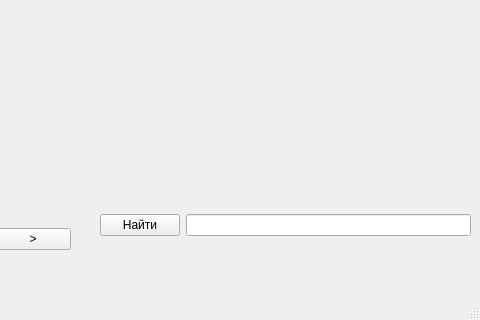
First picture: the form in main.ui, repository Dmitry315/MapsApi, before the edit; both pictures show x 220 to 700 and y 265 to 585 of the 700 by 585 pixel window.
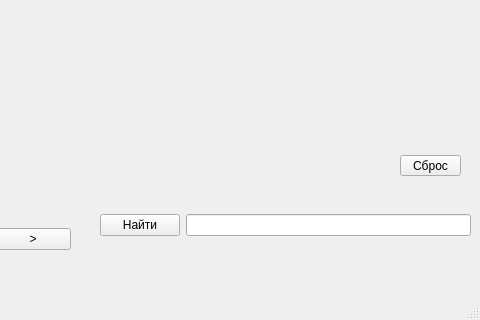
Second picture: the form after the edit.

Commit message: add delete marks button

Diff of the .ui file:
```diff
--- a/main.ui
+++ b/main.ui
@@ -148,6 +148,19 @@
      </item>
     </layout>
    </widget>
+   <widget class="QPushButton" name="delete_marks_button">
+    <property name="geometry">
+     <rect>
+      <x>620</x>
+      <y>420</y>
+      <width>61</width>
+      <height>21</height>
+     </rect>
+    </property>
+    <property name="text">
+     <string>Сброс</string>
+    </property>
+   </widget>
   </widget>
   <widget class="QMenuBar" name="menubar">
    <property name="geometry">
```
The commit also changes 1 other file.
